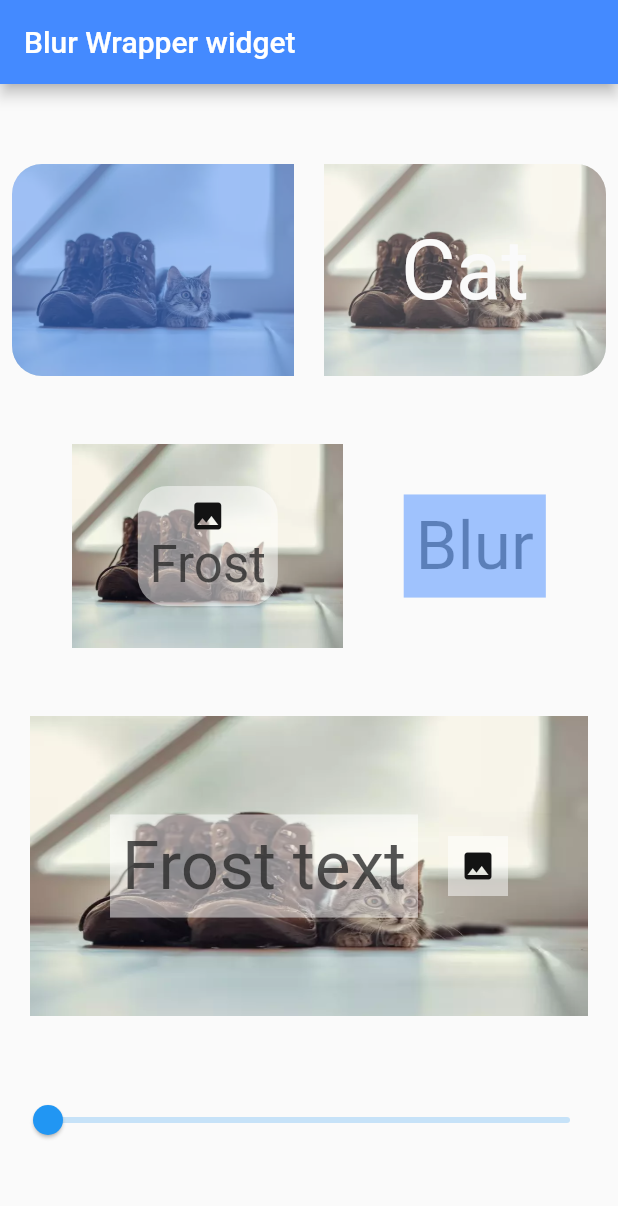
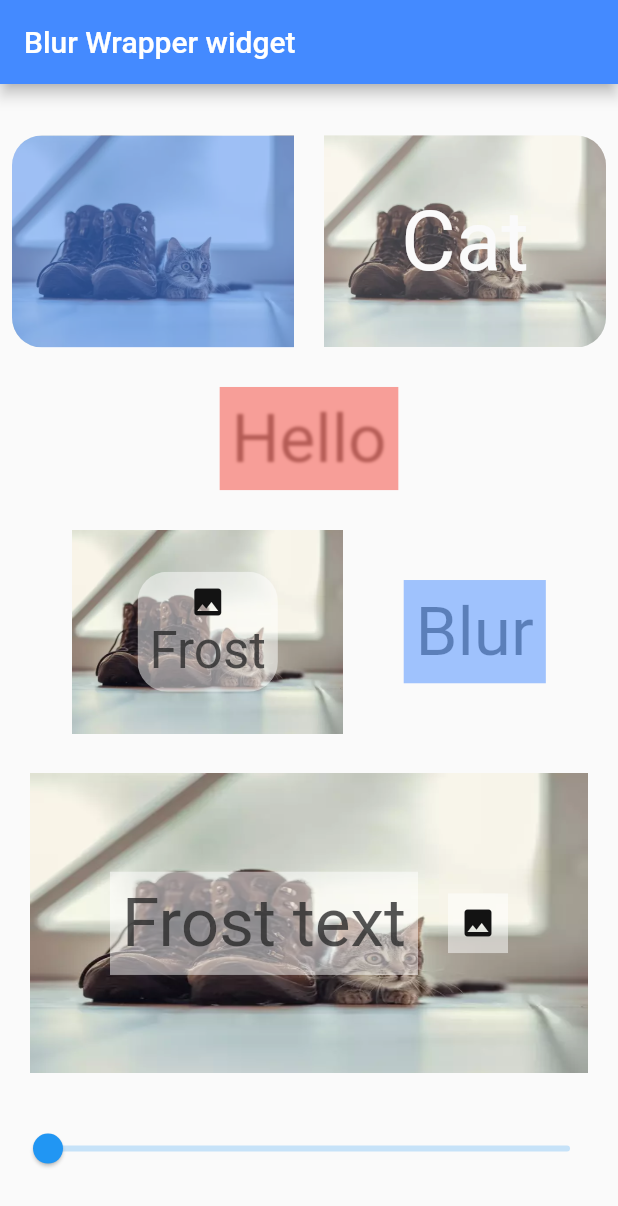
Before and after one commit to jagritjkh/blur, a Flutter app: the screen it shows after launch, on a phone screen of 412 x 824 dp. Shown: the top 1206 px of the screen. Run offline on Flutter 3.47's test engine with Material 2 defaults, Android fonts, the phone set to English and light mode, and no system bars.

Commit message:
add: AnimatedBlur and extension on Widget blurred

```diff
--- a/example/lib/main.dart
+++ b/example/lib/main.dart
@@ -71,6 +71,17 @@ class _MyHomePageState extends State<MyHomePage> {
                   ),
                 ),
               ],
+            ),
+            AnimatedBlur(
+              durationInMilliseconds: 1000,
+              blurColor: Colors.red,
+              child: Padding(
+                padding: EdgeInsets.all(8.0),
+                child: Text(
+                  'Hello',
+                  style: theme.textTheme.headline3,
+                ),
+              ),
             ),
             Row(
               mainAxisAlignment: MainAxisAlignment.spaceEvenly,
--- a/lib/blur.dart
+++ b/lib/blur.dart
@@ -74,6 +74,7 @@ class ImageBlur extends StatelessWidget {
     this.borderRadius,
     this.colorOpacity = 0.5,
     this.overlay,
+    this.alignment = Alignment.center,
   })  : image = Image.asset(
           path,
           fit: fit,
@@ -96,6 +97,7 @@ class ImageBlur extends StatelessWidget {
     this.borderRadius,
     this.colorOpacity = 0.5,
     this.overlay,
+    this.alignment = Alignment.center,
   })  : image = Image.network(
           url,
           fit: fit,
@@ -111,6 +113,7 @@ class ImageBlur extends StatelessWidget {
   final BorderRadius? borderRadius;
   final double colorOpacity;
   final Widget? overlay;
+  final AlignmentGeometry alignment;
 
   @override
   Widget build(BuildContext context) {
@@ -121,6 +124,7 @@ class ImageBlur extends StatelessWidget {
       borderRadius: borderRadius,
       colorOpacity: colorOpacity,
       overlay: overlay,
+      alignment: alignment,
     );
   }
 }
@@ -216,3 +220,84 @@ class Frost extends StatelessWidget {
     );
   }
 }
+
+class AnimatedBlur extends StatefulWidget {
+  final Widget child;
+  final int durationInMilliseconds;
+  final Curve curve;
+  final double blur;
+  final Color blurColor;
+  final BorderRadius? borderRadius;
+  final double colorOpacity;
+  final Widget? overlay;
+  final AlignmentGeometry alignment;
+
+  AnimatedBlur({
+    required this.child,
+    Key? key,
+    this.durationInMilliseconds = 400,
+    this.curve = Curves.decelerate,
+    this.blur = 5,
+    this.blurColor = Colors.white,
+    this.borderRadius,
+    this.colorOpacity = 0.5,
+    this.overlay,
+    this.alignment = Alignment.center,
+  }) : super(key: key);
+
+  @override
+  _AnimatedBlurState createState() => _AnimatedBlurState();
+}
+
+class _AnimatedBlurState extends State<AnimatedBlur>
+    with SingleTickerProviderStateMixin {
+  late AnimationController controller;
+  late CurvedAnimation animation;
+
+  @override
+  void initState() {
+    super.initState();
+    controller = AnimationController(
+      duration: Duration(milliseconds: widget.durationInMilliseconds),
+      vsync: this,
+    )..addListener(() {
+        setState(() {});
+      });
+    animation = CurvedAnimation(parent: controller, curve: widget.curve);
+    controller.forward();
+  }
+
+  @override
+  Widget build(BuildContext context) {
+    return Blur(
+      child: widget.child,
+      blur: animation.value,
+      blurColor: widget.blurColor,
+      alignment: widget.alignment,
+      borderRadius: widget.borderRadius,
+      colorOpacity: widget.colorOpacity,
+      overlay: widget.overlay,
+    );
+  }
+}
+
+extension BlurExtension on Widget {
+  Blur blurred({
+    double blur = 5,
+    Color blurColor = Colors.white,
+    BorderRadius? borderRadius,
+    double colorOpacity = 0.5,
+    Widget? overlay,
+    AlignmentGeometry alignment = Alignment.center,
+  }) {
+    return Blur(
+      child: this,
+      blur: blur,
+      blurColor: blurColor,
+      borderRadius: borderRadius,
+      colorOpacity: colorOpacity,
+      overlay: overlay,
+      alignment: alignment,
+    );
+  }
+}
--- a/pubspec.yaml
+++ b/pubspec.yaml
@@ -1,7 +1,7 @@
 name: blur
 description: Blur is a wrapper widget that blur it's child. There are ImageBlur.asset and ImageBlur.network that blur the image. Frost is another wrapper which blurs the background.
 
-version: 2.0.0
+version: 2.0.1
 author: Jagrit Kharbanda<jagritjkh@gmail.com>
 homepage: https://github.com/jagritjkh/blur
 
```
Also changed, not shown: example/pubspec.lock.
